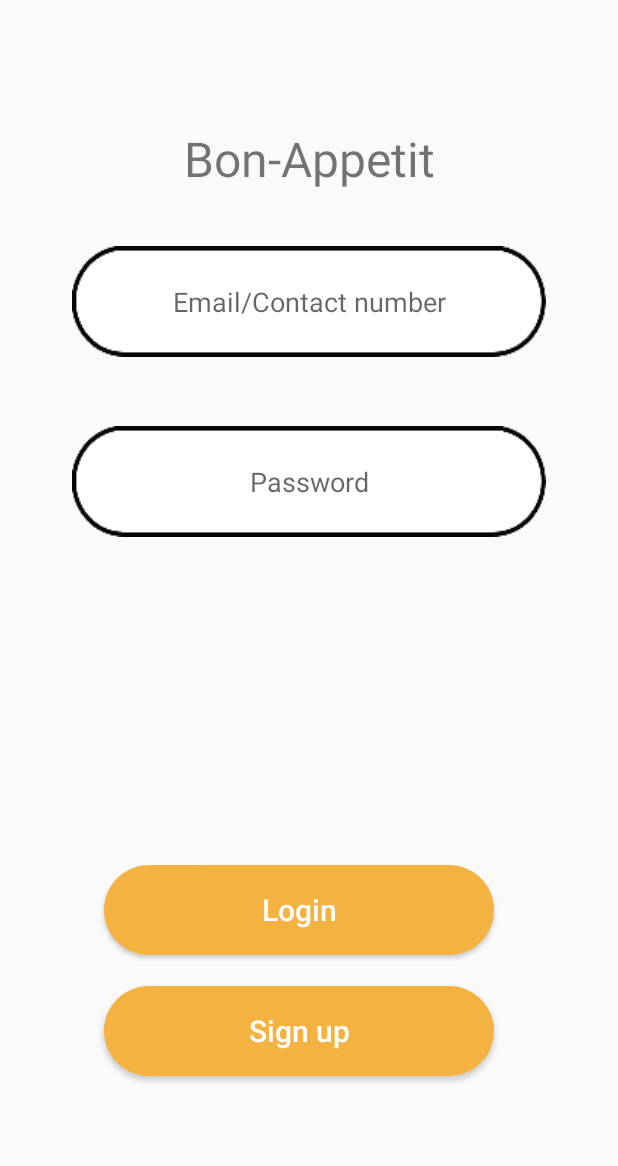
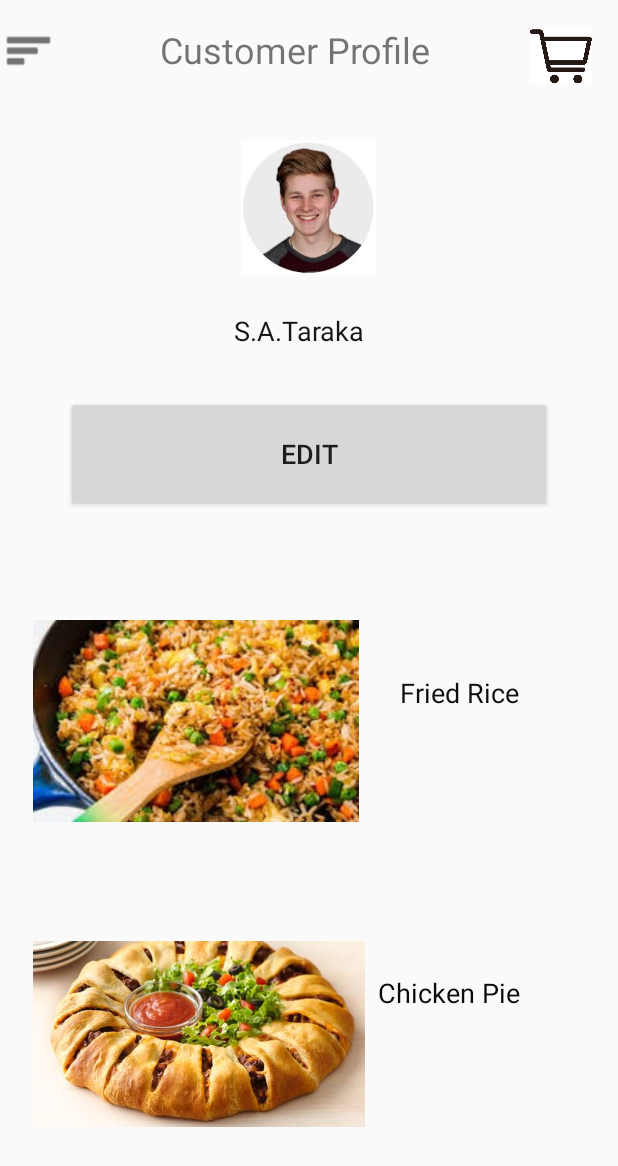
Before and after one commit to Minuli/Bon-Appetit, an Android app: the screen it shows after launch (UserLoginPage before the commit, MainActivity after it), on a phone screen of 412 x 824 dp. Shown: the top 1166 px of the screen. Run offline under Robolectric (Android 15) with nearby library versions, the phone set to English and light mode, and no system bars.

Commit message:
Added  final customer profil

```diff
--- a/app/src/main/AndroidManifest.xml
+++ b/app/src/main/AndroidManifest.xml
@@ -10,6 +10,10 @@
         android:supportsRtl="true"
         android:theme="@style/AppTheme">
         <activity android:name=".UserLoginPage">
+
+
+        </activity>
+        <activity android:name=".MainActivity">
             <intent-filter>
                 <action android:name="android.intent.action.MAIN" />
 
@@ -17,9 +21,6 @@
             </intent-filter>
 
         </activity>
-        <activity android:name=".MainActivity">
-
-        </activity>
     </application>
 
 </manifest>
--- a/app/src/main/res/layout/cutomer_profile.xml
+++ b/app/src/main/res/layout/cutomer_profile.xml
@@ -14,38 +14,39 @@
         android:layout_marginEnd="357dp"
         app:layout_constraintBottom_toBottomOf="parent"
         app:layout_constraintEnd_toEndOf="parent"
-        app:layout_constraintHorizontal_bias="0.042"
+        app:layout_constraintHorizontal_bias="0.0"
         app:layout_constraintStart_toStartOf="parent"
         app:layout_constraintTop_toTopOf="parent"
-        app:layout_constraintVertical_bias="0.022"
+        app:layout_constraintVertical_bias="0.021"
         app:srcCompat="@android:drawable/ic_menu_sort_by_size"
         app:tint="#191818" />
 
     <TextView
         android:id="@+id/textView3"
-        android:layout_width="196dp"
-        android:layout_height="53dp"
-        android:text="@string/profiletopic"
+        android:layout_width="184dp"
+        android:layout_height="36dp"
+        android:text="@string/topic1"
         android:textSize="24sp"
         app:layout_constraintBottom_toBottomOf="parent"
         app:layout_constraintEnd_toEndOf="parent"
-        app:layout_constraintHorizontal_bias="0.497"
+        app:layout_constraintHorizontal_bias="0.468"
         app:layout_constraintStart_toStartOf="parent"
         app:layout_constraintTop_toTopOf="parent"
-        app:layout_constraintVertical_bias="0.036" />
+        app:layout_constraintVertical_bias="0.021" />
 
     <TextView
         android:id="@+id/textView5"
         android:layout_width="126dp"
         android:layout_height="31dp"
-        android:text="@string/customername"
+        android:text="@string/cusname"
+        android:textColor="#171616"
         android:textSize="18sp"
         app:layout_constraintBottom_toBottomOf="parent"
         app:layout_constraintEnd_toEndOf="parent"
-        app:layout_constraintHorizontal_bias="0.513"
+        app:layout_constraintHorizontal_bias="0.546"
         app:layout_constraintStart_toStartOf="parent"
         app:layout_constraintTop_toTopOf="parent"
-        app:layout_constraintVertical_bias="0.283" />
+        app:layout_constraintVertical_bias="0.262" />
 
     <ImageView
         android:id="@+id/imageView2"
@@ -62,15 +63,15 @@
 
     <Button
         android:id="@+id/button2"
-        android:layout_width="229dp"
-        android:layout_height="71dp"
-        android:text="@string/editbutton"
+        android:layout_width="324dp"
+        android:layout_height="77dp"
+        android:text="@string/buttonedit"
+        android:textSize="18sp"
         app:layout_constraintBottom_toBottomOf="parent"
         app:layout_constraintEnd_toEndOf="parent"
-        app:layout_constraintHorizontal_bias="0.502"
         app:layout_constraintStart_toStartOf="parent"
         app:layout_constraintTop_toTopOf="parent"
-        app:layout_constraintVertical_bias="0.413" />
+        app:layout_constraintVertical_bias="0.354" />
 
     <ImageView
         android:id="@+id/imageView7"
@@ -90,10 +91,49 @@
         android:layout_height="192dp"
         app:layout_constraintBottom_toBottomOf="parent"
         app:layout_constraintEnd_toEndOf="parent"
-        app:layout_constraintHorizontal_bias="0.093"
+        app:layout_constraintHorizontal_bias="0.116"
         app:layout_constraintStart_toStartOf="parent"
         app:layout_constraintTop_toTopOf="parent"
-        app:layout_constraintVertical_bias="0.94"
+        app:layout_constraintVertical_bias="0.939"
         app:srcCompat="@drawable/c" />
 
+    <TextView
+        android:id="@+id/textView"
+        android:layout_width="98dp"
+        android:layout_height="25dp"
+        android:text="@string/recipe1"
+        android:textColor="#0C0C0C"
+        android:textSize="18sp"
+        app:layout_constraintBottom_toBottomOf="parent"
+        app:layout_constraintEnd_toEndOf="parent"
+        app:layout_constraintHorizontal_bias="0.85"
+        app:layout_constraintStart_toStartOf="parent"
+        app:layout_constraintTop_toTopOf="parent"
+        app:layout_constraintVertical_bias="0.563" />
+
+    <TextView
+        android:id="@+id/textView4"
+        android:layout_width="wrap_content"
+        android:layout_height="wrap_content"
+        android:layout_marginStart="252dp"
+        android:text="@string/recipe2"
+        android:textColor="#0B0A0A"
+        android:textSize="18sp"
+        app:layout_constraintBottom_toBottomOf="parent"
+        app:layout_constraintStart_toStartOf="parent"
+        app:layout_constraintTop_toTopOf="parent"
+        app:layout_constraintVertical_bias="0.812" />
+
+    <ImageView
+        android:id="@+id/imageView10"
+        android:layout_width="42dp"
+        android:layout_height="41dp"
+        app:layout_constraintBottom_toBottomOf="parent"
+        app:layout_constraintEnd_toEndOf="parent"
+        app:layout_constraintHorizontal_bias="0.954"
+        app:layout_constraintStart_toStartOf="parent"
+        app:layout_constraintTop_toTopOf="parent"
+        app:layout_constraintVertical_bias="0.021"
+        app:srcCompat="@drawable/cart" />
+
 </androidx.constraintlayout.widget.ConstraintLayout>
--- a/app/src/main/res/values/strings.xml
+++ b/app/src/main/res/values/strings.xml
@@ -4,4 +4,9 @@
     <string name="loginPgBusinessName">Bon-Appetit</string>
     <string name="btn_login">Login</string>
     <string name="btnSignUp">Sign up</string>
+    <string name="cusname">S.A.Taraka</string>
+    <string name="topic1">Customer Profile</string>
+    <string name="buttonedit">Edit</string>
+    <string name="recipe1">Fried Rice</string>
+    <string name="recipe2">Chicken Pie</string>
 </resources>
```
